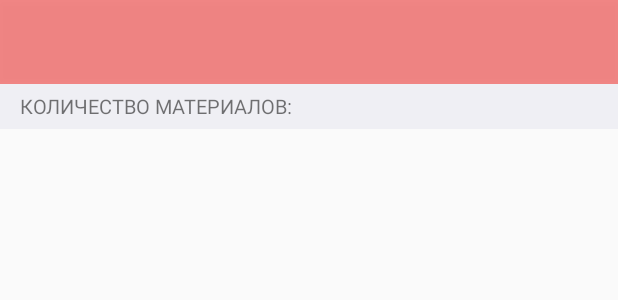
After one commit to Motygullin503/Alliance, an Android app: the layout activity_result_acitivity.xml on its own in the app's theme, with its tools: preview values and no code run, on a phone screen of 412 x 824 dp. The commit adds this screen. Shown: the top 300 px of the screen. Run offline under Robolectric (Android 15) with nearby library versions, the phone set to English and light mode, and no system bars.

Commit message:
add ResultFragment

```diff
--- a/app/src/main/AndroidManifest.xml
+++ b/app/src/main/AndroidManifest.xml
@@ -26,7 +26,8 @@
             android:label="@string/title_activity_calculate"
             android:theme="@style/AppTheme" />
         <activity android:name=".activities.TypeOfSystemActivity" />
-        <activity android:name=".activities.WhoAreActivity"></activity>
+        <activity android:name=".activities.WhoAreActivity" />
+        <activity android:name=".activities.ResultAcitivity"></activity>
     </application>
 
 </manifest>
--- a/app/src/main/java/ru/kpfu/itis/alliance/activities/CalculateActivity.java
+++ b/app/src/main/java/ru/kpfu/itis/alliance/activities/CalculateActivity.java
@@ -107,7 +107,7 @@ public class CalculateActivity extends AppCompatActivity {
                 if (!validateEmail(etEmail.getText().toString())) {
                     Toast.makeText(context, "Проверьте правильность email", Toast.LENGTH_SHORT).show();
                 } else {
-
+                    Intent intent = new Intent(context, ResultAcitivity.class);
                 }
             }
         });
--- /dev/null
+++ b/app/src/main/res/layout/activity_result_acitivity.xml
@@ -0,0 +1,52 @@
+<?xml version="1.0" encoding="utf-8"?>
+<android.support.constraint.ConstraintLayout xmlns:android="http://schemas.android.com/apk/res/android"
+    xmlns:app="http://schemas.android.com/apk/res-auto"
+    xmlns:tools="http://schemas.android.com/tools"
+    android:layout_width="match_parent"
+    android:layout_height="match_parent"
+    tools:context="ru.kpfu.itis.alliance.activities.ResultAcitivity">
+
+    <ScrollView
+        android:layout_width="match_parent"
+        android:layout_height="wrap_content"
+        app:layout_constraintEnd_toEndOf="parent"
+        app:layout_constraintHorizontal_bias="1.0"
+        app:layout_constraintStart_toStartOf="parent"
+        app:layout_constraintTop_toTopOf="parent">
+
+        <android.support.constraint.ConstraintLayout
+            android:layout_width="match_parent"
+            android:layout_height="wrap_content">
+
+            <include
+                android:id="@+id/include"
+                layout="@layout/toolbar"
+                android:layout_width="0dp"
+                android:layout_height="wrap_content"
+                app:layout_constraintHorizontal_bias="0.0"
+                app:layout_constraintLeft_toLeftOf="parent"
+                app:layout_constraintRight_toRightOf="parent"
+                app:layout_constraintTop_toTopOf="parent"
+                tools:layout_constraintLeft_creator="1"
+                tools:layout_constraintRight_creator="1"
+                tools:layout_constraintTop_creator="1" />
+
+
+            <TextView
+                android:id="@+id/tv_count_materials"
+                android:layout_width="match_parent"
+                android:layout_height="30dp"
+                android:background="@color/background_title"
+                android:gravity="center_vertical"
+                android:paddingStart="13dp"
+                android:text="@string/count_materials"
+                android:textAllCaps="true"
+                android:textSize="13sp"
+                app:layout_constraintEnd_toEndOf="parent"
+                app:layout_constraintHorizontal_bias="0.0"
+                app:layout_constraintStart_toStartOf="parent"
+                app:layout_constraintTop_toBottomOf="@+id/include" />
+        </android.support.constraint.ConstraintLayout>
+    </ScrollView>
+
+</android.support.constraint.ConstraintLayout>
--- a/app/src/main/res/values/strings.xml
+++ b/app/src/main/res/values/strings.xml
@@ -29,4 +29,8 @@
     <string name="executor">Исполнитель</string>
     <string name="customer">Заказчик</string>
     <string name="private_person">Частное лицо</string>
+
+    <string name="count_materials">Количество материалов: </string>
+    <string name="output_result">Вывод рассчёта</string>
+    <string name="calculate_again">Рассчитать ещё один объект</string>
 </resources>
```
Also changed, not shown: app/src/main/java/ru/kpfu/itis/alliance/activities/ResultAcitivity.java (added, +33 -0 lines).
